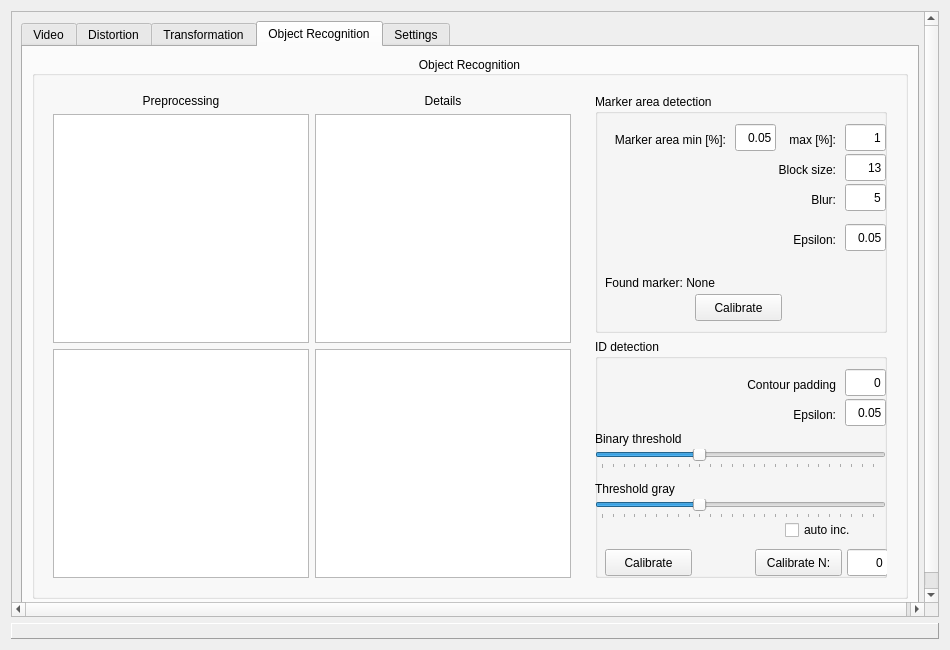
Old version of the form mrVision/src/mrVision/gui/mainGUI.ui in the repository NorthernStars/MR-Vision.
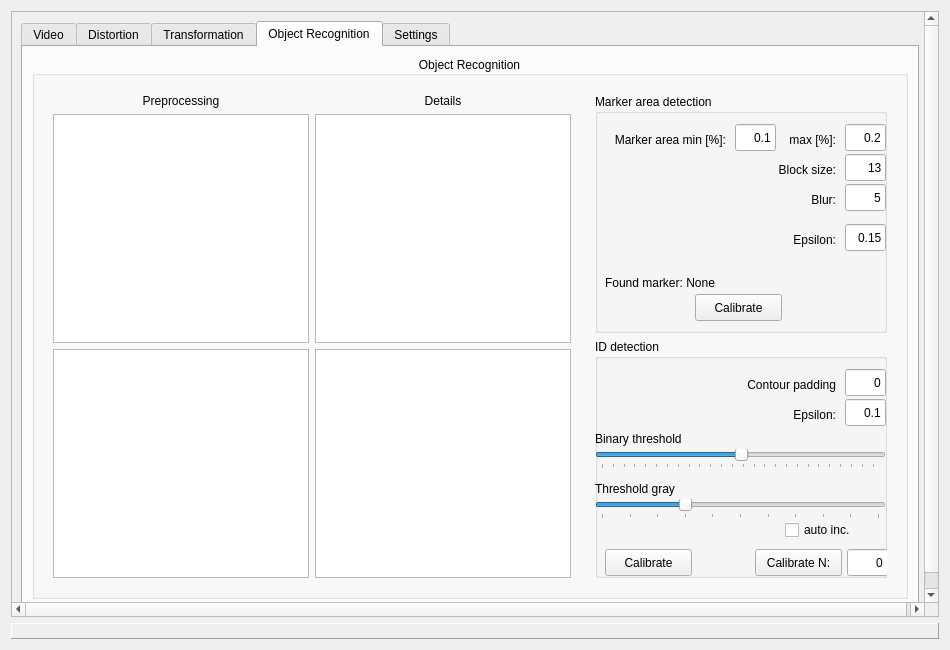
New version of the form. The open tabs and pages were chosen to show the change.

Patch:
```diff
--- a/mrVision/src/mrVision/gui/mainGUI.ui
+++ b/mrVision/src/mrVision/gui/mainGUI.ui
@@ -1329,7 +1329,7 @@
                      </rect>
                     </property>
                     <property name="text">
-                     <string>0.05</string>
+                     <string>0.1</string>
                     </property>
                     <property name="alignment">
                      <set>Qt::AlignRight|Qt::AlignTrailing|Qt::AlignVCenter</set>
@@ -1361,7 +1361,7 @@
                      </rect>
                     </property>
                     <property name="text">
-                     <string>1</string>
+                     <string>0.2</string>
                     </property>
                     <property name="alignment">
                      <set>Qt::AlignRight|Qt::AlignTrailing|Qt::AlignVCenter</set>
@@ -1377,7 +1377,7 @@
                      </rect>
                     </property>
                     <property name="text">
-                     <string>0.05</string>
+                     <string>0.15</string>
                     </property>
                     <property name="alignment">
                      <set>Qt::AlignRight|Qt::AlignTrailing|Qt::AlignVCenter</set>
@@ -1509,7 +1509,7 @@
                      </rect>
                     </property>
                     <property name="text">
-                     <string>0.05</string>
+                     <string>0.1</string>
                     </property>
                     <property name="alignment">
                      <set>Qt::AlignRight|Qt::AlignTrailing|Qt::AlignVCenter</set>
@@ -1531,7 +1531,7 @@
                      <number>2</number>
                     </property>
                     <property name="value">
-                     <number>90</number>
+                     <number>128</number>
                     </property>
                     <property name="orientation">
                      <enum>Qt::Horizontal</enum>
@@ -1656,13 +1656,13 @@
                      </rect>
                     </property>
                     <property name="maximum">
-                     <number>255</number>
+                     <number>10</number>
                     </property>
                     <property name="singleStep">
-                     <number>2</number>
+                     <number>1</number>
                     </property>
                     <property name="value">
-                     <number>90</number>
+                     <number>3</number>
                     </property>
                     <property name="orientation">
                      <enum>Qt::Horizontal</enum>
```
